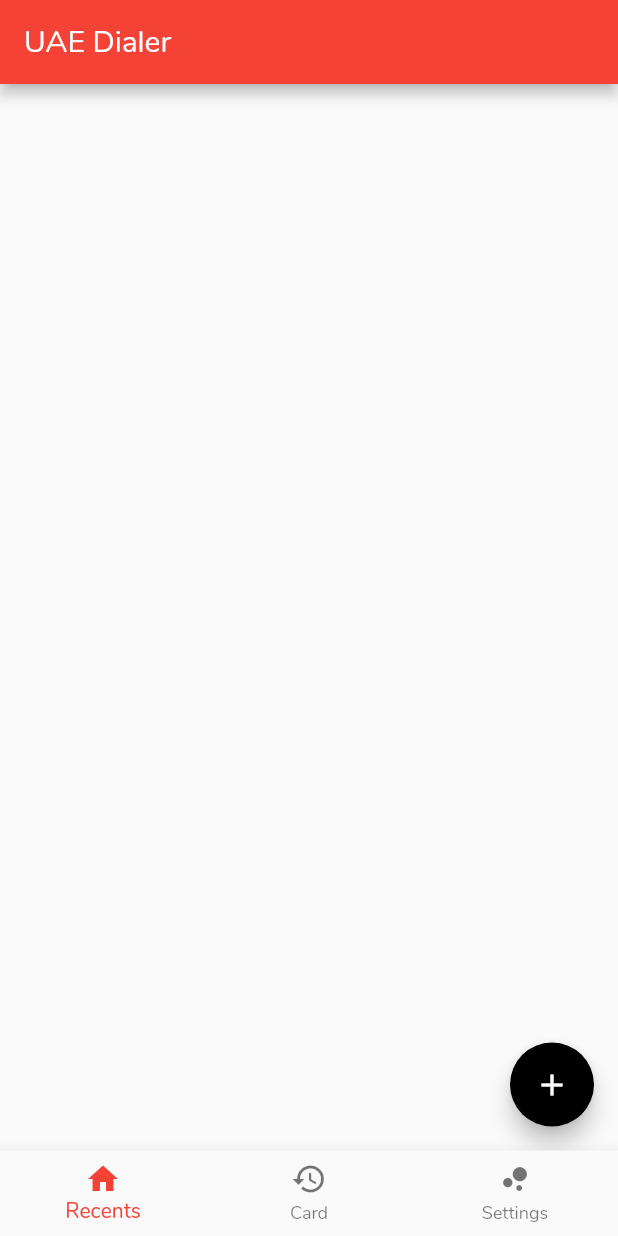
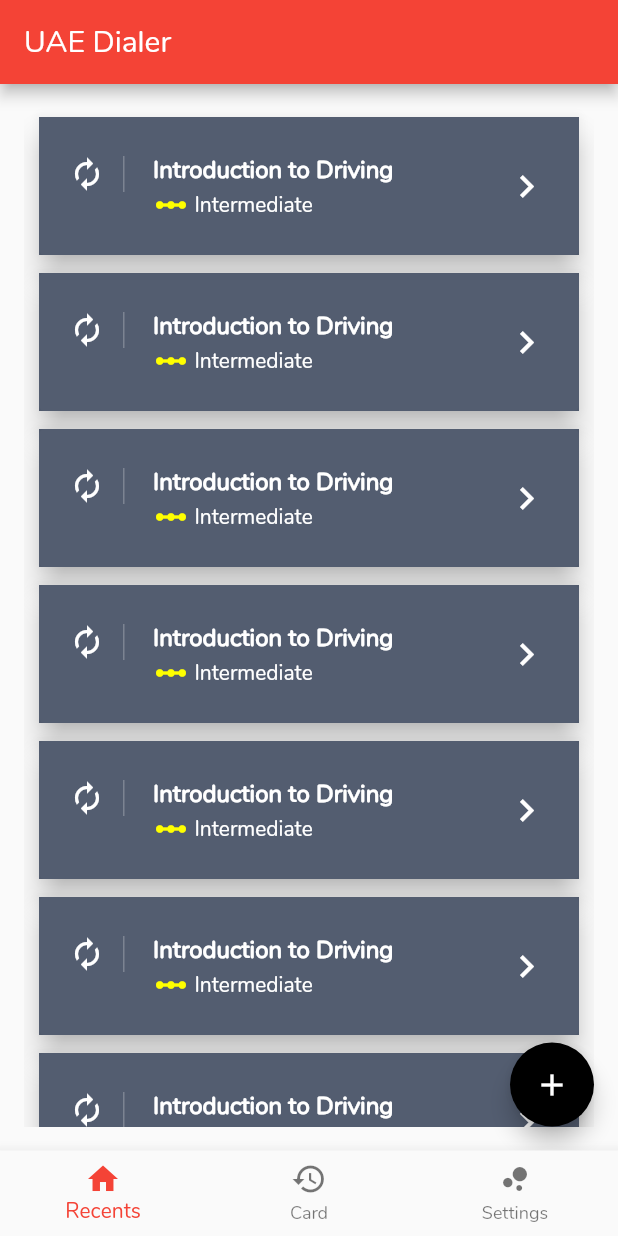
Before and after one commit to driftycode/emirates-dialer, a Flutter app: the screen it shows after launch, on a phone screen of 412 x 824 dp. Run offline on Flutter 3.47's test engine with Material 2 defaults, Android fonts, the phone set to English and light mode, and no system bars; our stand-ins replace shared_preferences, sqflite; missing offline and left inert: contact_picker; accounts and stored records are empty.

Commit message:
new item list design

```diff
--- a/lib/recents_page.dart
+++ b/lib/recents_page.dart
@@ -44,6 +44,8 @@ class _RecentPageState extends State<RecentsPage> {
     return employees;
   }
 
+  @override
+  Widget build(BuildContext context) {
     final makeListTile = ListTile(
         contentPadding: EdgeInsets.symmetric(horizontal: 20.0, vertical: 10.0),
         leading: Container(
@@ -68,8 +70,26 @@ class _RecentPageState extends State<RecentsPage> {
         trailing:
             Icon(Icons.keyboard_arrow_right, color: Colors.white, size: 30.0));
 
-  @override
-  Widget build(BuildContext context) {
+    final makeCard = Card(
+      elevation: 8.0,
+      margin: new EdgeInsets.symmetric(horizontal: 10.0, vertical: 6.0),
+      child: Container(
+        decoration: BoxDecoration(color: Color.fromRGBO(64, 75, 96, .9)),
+        child: makeListTile,
+      ),
+    );
+
+    final makeBody = Container(
+      child: ListView.builder(
+        scrollDirection: Axis.vertical,
+        shrinkWrap: true,
+        itemCount: 10,
+        itemBuilder: (BuildContext context, int index) {
+          return makeCard;
+        },
+      ),
+    );
+
     return new Scaffold(
         floatingActionButton: FloatingActionButton(
             child: Icon(Icons.add),
@@ -94,20 +114,21 @@ class _RecentPageState extends State<RecentsPage> {
                         return Center(child: CircularProgressIndicator());
                       default:
                         if (snapshot.hasData) {
-                          return new ListView.builder(
-                              itemCount: snapshot.data.length,
-                              itemBuilder: (context, index) {
-                                return new Column(
-                                    crossAxisAlignment:
-                                        CrossAxisAlignment.start,
-                                    children: <Widget>[
-                                      new Text(snapshot.data[index].name,
-                                          style: _textStyle(18.0)),
-                                      new Text(snapshot.data[index].mobileNo,
-                                          style: _textStyle(14.0)),
-                                      new Divider()
-                                    ]);
-                              });
+                          return makeBody;
+                          // return new ListView.builder(
+                          //     itemCount: snapshot.data.length,
+                          //     itemBuilder: (context, index) {
+                          //       return new Column(
+                          //           crossAxisAlignment:
+                          //               CrossAxisAlignment.start,
+                          //           children: <Widget>[
+                          //             new Text(snapshot.data[index].name,
+                          //                 style: _textStyle(18.0)),
+                          //             new Text(snapshot.data[index].mobileNo,
+                          //                 style: _textStyle(14.0)),
+                          //             new Divider()
+                          //           ]);
+                          //     });
                         } else if (snapshot.error ||
                             snapshot.data.length == 0) {
                           return new Text("${snapshot.error}");
```
Lines whose indentation alone changed are shown as unchanged.
